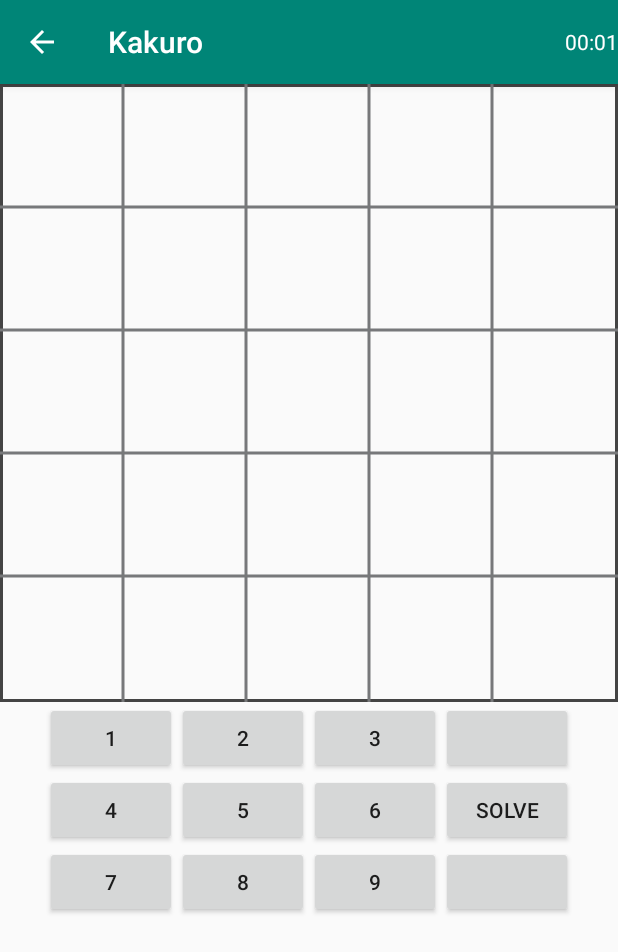
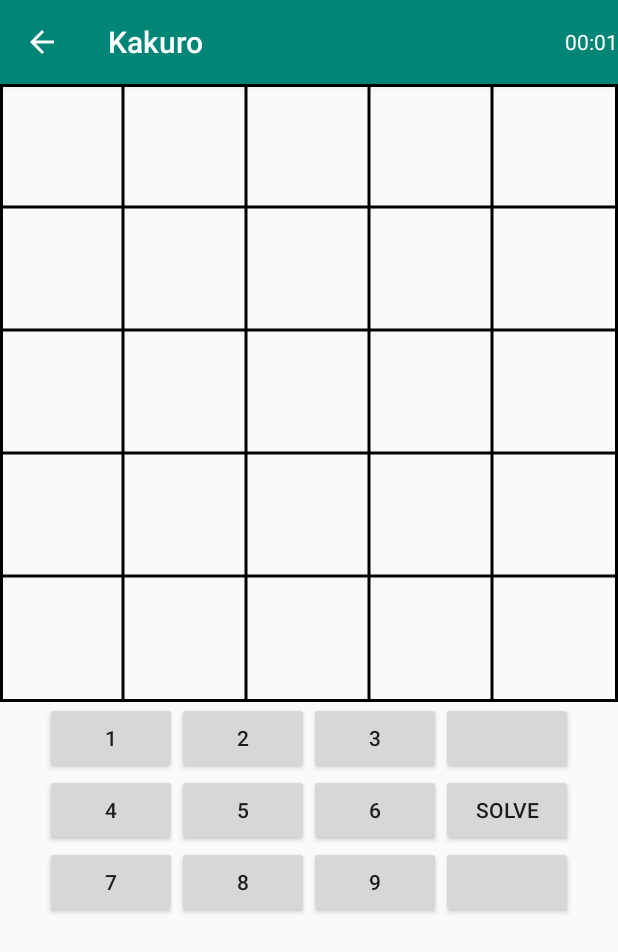
Before and after one commit to 244954/Kakuro, an Android app: the KakuroActivity screen opened directly, with no data from a screen before it, on a phone screen of 412 x 824 dp. Shown: the top 952 px of the screen. Run offline under Robolectric (Android 15) with nearby library versions, the phone set to English and light mode, and no system bars; network calls fail; 1 statement that could not run was skipped.

Commit message:
Changed style of displayed boards

```diff
--- a/app/src/main/java/com/example/kakuro/gamelogic/KakuroGame.kt
+++ b/app/src/main/java/com/example/kakuro/gamelogic/KakuroGame.kt
@@ -95,7 +95,7 @@ class KakuroGame(size: Int) {
         if (rowValues.contains(0)) {
             rowValues.removeAll(listOf(0))
 
-            if (rowValues.size != rowValues.distinct().size || rowValues.sum() > rowHint!!) { // something repeats or it's too much
+            if (rowValues.size != rowValues.distinct().size || (rowHint != null && rowValues.sum() > rowHint)) { // something repeats or it's too much
                 rowItems.forEach {
                     it.wrongRow = true
                 }
@@ -135,7 +135,7 @@ class KakuroGame(size: Int) {
         if (colValues.contains(0)) {
             colValues.removeAll(listOf(0))
 
-            if (colValues.size != colValues.distinct().size || colValues.sum() > colHint!!) { // something repeats or it's too much
+            if (colValues.size != colValues.distinct().size || (colHint != null && colValues.sum() > colHint)) { // something repeats or it's too much
                 colItems.forEach {
                     it.wrongCol = true
                 }
--- a/app/src/main/java/com/example/kakuro/misc/ImageTranslator.kt
+++ b/app/src/main/java/com/example/kakuro/misc/ImageTranslator.kt
@@ -357,7 +357,7 @@ class ImageTranslator(private val context: AppCompatActivity) {
                 } else {
                     (pt2.y - pt1.y) / (pt2.x - pt1.x)
                 }
-                if (abs(slope - 1.0) < 0.01) {  // needs more specific epsilon!
+                if (abs(slope - 1.0) < 0.1) {  // needs more specific epsilon!
                     return true
                 }
             }
--- a/app/src/main/java/com/example/kakuro/view/KakuroBoardView.kt
+++ b/app/src/main/java/com/example/kakuro/view/KakuroBoardView.kt
@@ -28,13 +28,13 @@ class KakuroBoardView(context: Context, attributeSet: AttributeSet) : View(conte
 
     private val thickLinePaint = Paint().apply {
         style = Paint.Style.STROKE
-        color = Color.DKGRAY
+        color = Color.BLACK
         strokeWidth = 6F
     }
 
     private val thinLinePaint = Paint().apply {
         style = Paint.Style.STROKE
-        color = Color.parseColor("#77787a")
+        color = Color.BLACK
         strokeWidth = 3F
     }
 
@@ -57,13 +57,13 @@ class KakuroBoardView(context: Context, attributeSet: AttributeSet) : View(conte
 
     private val littleTextPaint = Paint().apply {
         style = Paint.Style.FILL_AND_STROKE
-        color = Color.parseColor("#77787a")
+        color = Color.BLACK
         textSize = 64F
     }
 
     private val blankCellPaint = Paint().apply {
         style = Paint.Style.FILL_AND_STROKE
-        color = Color.parseColor("#000308")
+        color = Color.parseColor("#8a8f99")
     }
 
     override fun onMeasure(widthMeasureSpec: Int, heightMeasureSpec: Int) {
@@ -102,7 +102,7 @@ class KakuroBoardView(context: Context, attributeSet: AttributeSet) : View(conte
                 val col = it.column
                 when (it) {
                     is KakuroCellValue -> {
-                        val cell = it as KakuroCellValue
+                        val cell = it
                         if ( cell.value != 0) { // don't print zeros
                             val paint : Paint = if (cell.wrongCol || cell.wrongRow) {
                                 textPaintError
@@ -124,6 +124,7 @@ class KakuroBoardView(context: Context, attributeSet: AttributeSet) : View(conte
                     }
                     is KakuroCellBlank -> {
                         canvas?.drawRect(col * cellSizePixels, row * cellSizePixels, (col + 1) * cellSizePixels, (row + 1) * cellSizePixels, blankCellPaint)
+                        canvas?.drawLine(col * cellSizePixels, row * cellSizePixels, (col + 1) * cellSizePixels, (row + 1) * cellSizePixels, thinLinePaint)
                     }
                     is KakuroCellHint -> {
                         canvas?.drawRect(col * cellSizePixels, row * cellSizePixels, (col + 1) * cellSizePixels, (row + 1) * cellSizePixels, blankCellPaint)
```
